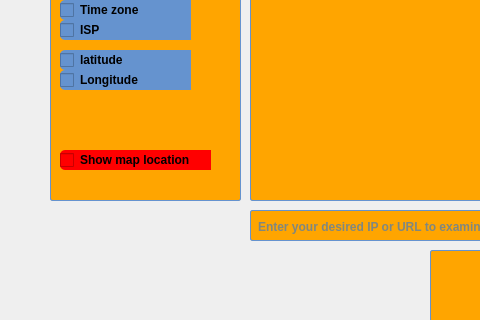
Old version of the form main_program/source/ui_design/main.ui in the repository NimaBavar/NyvoNetHunter; both pictures show x 0 to 480 and y 280 to 600 of the 859 by 685 pixel window.
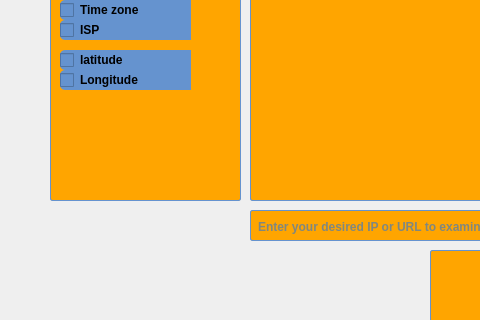
New version of the form. Icons and pictures are not drawn.

Patch:
```diff
--- a/main_program/source/ui_design/main.ui
+++ b/main_program/source/ui_design/main.ui
@@ -1112,106 +1112,6 @@
     <string>ISP</string>
    </property>
   </widget>
-  <widget class="QCheckBox" name="locationCheckBox">
-   <property name="geometry">
-    <rect>
-     <x>60</x>
-     <y>430</y>
-     <width>151</width>
-     <height>20</height>
-    </rect>
-   </property>
-   <property name="font">
-    <font>
-     <bold>true</bold>
-    </font>
-   </property>
-   <property name="cursor">
-    <cursorShape>PointingHandCursor</cursorShape>
-   </property>
-   <property name="toolTip">
-    <string>&lt;html&gt;&lt;head/&gt;&lt;body&gt;&lt;p&gt;The IP user Internet Service Provider.&lt;/p&gt;&lt;p&gt;&lt;br/&gt;&lt;/p&gt;&lt;p&gt;Examples: Mobin Net Communication Company, SURFnet II c.&lt;/p&gt;&lt;/body&gt;&lt;/html&gt;</string>
-   </property>
-   <property name="styleSheet">
-    <string notr="true">QCheckBox {
-  width: 35px;
-  height: 35px;
-  cursor: pointer;
-  margin-right: -22px;
-  appearance: none;
-  border-radius: 5px;
-  background-color: #FF0000;
-  z-index: 2;
-  transition: all 0.3s;
-}
-
-.container {
-  width: 35px;
-  height: 35px;
-  position: relative;
-  top: 4px;
-  left: -8%;
-  border-radius: 5px;
-  background-color: #FF0000;
-  transition: all 0.3s;
-}
-
-QCheckBox::before {
-  content: &quot;&quot;;
-  background-color: #FF0000;
-  position: relative;
-  display: flex;
-  top: 45%;
-  left: 50%;
-  width: 55px;
-  height: 3px;
-  border-radius: 25px;
-  transform: translate(100px, 0px) scale(0);
-  transition: ease-out 0.15s;
-}
-
-QCheckBox:checked::before {
-  transform: translateX(2em);
-  top: 12px;
-  transition: ease-out 0.15s;
-}
-
-QcheckBox:hover {
-  transform: translate(4px, 4px);
-  transition: ease-out 0.15s;
-  background-color: #FF0000;
-}
-
-QCheckBox:checked {
-  transform: translate(4px, 4px);
-  transition: ease-out 0.15s;
-  background-color: #FF0000;
-}
-
-.svg-icon {
-  position: absolute;
-  width: 25px;
-  height: 25px;
-  display: flex;
-  z-index: 3;
-  top: 35%;
-  left: 11%;
-  color: #fefefe;
-  font-family: &quot;Gill Sans&quot;, &quot;Gill Sans MT&quot;, Calibri, &quot;Trebuchet MS&quot;, sans-serif;
-  transform: rotate(0deg) scale(0);
-  transition: ease-in 0.2s;
-}
-
-QCheckBoxchecked ~ .svg-icon {
-  transform: rotate(360deg) scale(1);
-  transition: ease-in 0.2s;
-}
-</string>
-   </property>
-   <property name="text">
-    <string>Show map location</string>
-   </property>
-  </widget>
   <widget class="QCheckBox" name="latitudeCheckBox">
    <property name="geometry">
     <rect>
```
